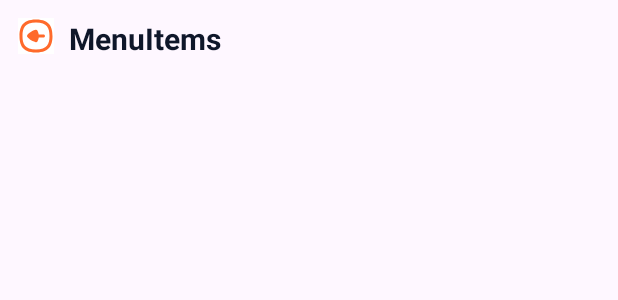
After one commit to NileshKumar2404/Food_Delivery_App, an Android app: the layout activity_menu_item.xml on its own in the app's theme, with its tools: preview values and no code run, on a phone screen of 412 x 824 dp. The commit adds this screen. Shown: the top 300 px of the screen. Run offline under Robolectric (Android 15) with nearby library versions, the light colour scheme and no system bars; network calls fail.

Commit message:
feat: Implement "View All" menu items screen
This commit introduces a new screen that displays all available menu items, allowing users to browse and add items to their cart.

Key changes include:
- Creating `MenuItemActivity` to display a list of all menu items.
- Implementing `MenuAdapter` and `ViewRecommendedWideCardBinding` to render individual menu items in a `RecyclerView`.
- Adding logic to `MenuItemActivity` to fetch all menu items from the backend and handle the "add to cart" functionality for each item.
- Defining a new `getAllMenuItems` endpoint in `ApiService` and creating the corresponding `GetAllMenuItemsModelResponse` data models.
- Adding a "View All" button on the main screen that navigates to the new `MenuItemActivity`.
- Registering `MenuItemActivity` in the `AndroidManifest.xml`.

```diff
--- a/app/src/main/AndroidManifest.xml
+++ b/app/src/main/AndroidManifest.xml
@@ -18,6 +18,9 @@
         android:supportsRtl="true"
         android:theme="@style/Theme.FoodDeliveryApp"
         android:usesCleartextTraffic="true">
+        <activity
+            android:name=".Activity.MenuItemActivity"
+            android:exported="false" />
         <activity
             android:name=".Activity.CartActivity"
             android:exported="false" />
--- a/app/src/main/java/com/example/fooddeliveryapp/Activity/MainActivity.kt
+++ b/app/src/main/java/com/example/fooddeliveryapp/Activity/MainActivity.kt
@@ -102,6 +102,11 @@ class MainActivity : AppCompatActivity() {
 
         binding.cartBtn.setOnClickListener {
             startActivity(Intent(this, CartActivity::class.java))
+            finish()
+        }
+
+        binding.tvRecommendedViewAll.setOnClickListener {
+            startActivity(Intent(this, MenuItemActivity::class.java))
             finish()
         }
     }
--- a/app/src/main/java/com/example/fooddeliveryapp/Routes/ApiService.kt
+++ b/app/src/main/java/com/example/fooddeliveryapp/Routes/ApiService.kt
@@ -7,6 +7,7 @@ import com.example.fooddeliveryapp.DataModel.AddtoCartModelResponse
 import com.example.fooddeliveryapp.DataModel.AddtoCartRequest
 import com.example.fooddeliveryapp.DataModel.DeleteSavedAddressResponse
 import com.example.fooddeliveryapp.DataModel.FeaturedRestaurantResponse
+import com.example.fooddeliveryapp.DataModel.GetAllMenuItemsModelResponse
 import com.example.fooddeliveryapp.DataModel.GetAllRestaurantResponse
 import com.example.fooddeliveryapp.DataModel.GetCartModelResponse
 import com.example.fooddeliveryapp.DataModel.GetListOfFavouritesResponse
@@ -57,4 +58,5 @@ interface ApiService {
     @POST("favourite/add-favourite-menuItem/{menuItemId}") fun addFavouriteMenuItem(@Path("menuItemId") menuItemId: String): Call<AddFavouriteMenuItemResponse>
     @GET("cart/get-cart") fun getCart(): Call<GetCartModelResponse>
     @DELETE("cart/remove-item/{cartItemId}") fun removeItemFromCart(@Path("cartItemId") cartItemId: String): Call<RemoveItemFromCartModelResponse>
+    @GET("menuItem/get-all-menuItems") fun getAllMenuItems(): Call<GetAllMenuItemsModelResponse>
 }
--- /dev/null
+++ b/app/src/main/res/layout/activity_menu_item.xml
@@ -0,0 +1,68 @@
+<?xml version="1.0" encoding="utf-8"?>
+<ScrollView xmlns:android="http://schemas.android.com/apk/res/android"
+    xmlns:app="http://schemas.android.com/apk/res-auto"
+    xmlns:tools="http://schemas.android.com/tools"
+    android:id="@+id/main"
+    android:layout_width="match_parent"
+    android:layout_height="match_parent"
+    tools:context=".Activity.MenuItemActivity">
+
+    <LinearLayout
+        android:layout_width="match_parent"
+        android:layout_height="wrap_content"
+        android:orientation="vertical"
+        android:padding="12dp">
+
+        <LinearLayout
+            android:layout_width="match_parent"
+            android:layout_height="wrap_content"
+            android:orientation="horizontal"
+            android:layout_marginBottom="20dp">
+
+            <ImageButton
+                android:id="@+id/btnBackMenuItem"
+                android:layout_width="24dp"
+                android:layout_height="24dp"
+                android:src="@drawable/back"
+                app:tint="@color/brand_600"
+                android:layout_marginEnd="10dp"
+                android:background="@color/white"/>
+
+            <TextView
+                android:id="@+id/tvMenuItems"
+                android:layout_width="wrap_content"
+                android:layout_height="wrap_content"
+                android:text="MenuItems"
+                android:textColor="@color/ink_900"
+                android:textSize="20sp"
+                android:textStyle="bold"
+                android:layout_marginBottom="16dp"/>
+        </LinearLayout>
+
+        <ProgressBar
+            android:id="@+id/pbMenu"
+            android:layout_width="wrap_content"
+            android:layout_height="wrap_content"
+            android:layout_gravity="center_horizontal|center_vertical"
+            android:indeterminateTint="@color/brand_600"
+            android:visibility="gone"/>
+
+        <androidx.recyclerview.widget.RecyclerView
+            android:id="@+id/rvMenu"
+            android:layout_width="match_parent"
+            android:layout_height="0dp"
+            android:layout_weight="1"
+            android:padding="12dp"
+            android:visibility="gone"/>
+
+        <TextView
+            android:id="@+id/tvMenu"
+            android:layout_width="wrap_content"
+            android:layout_height="wrap_content"
+            android:layout_gravity="center_horizontal|center_vertical"
+            android:text="No Menu Items are found"
+            android:textColor="@color/ink_500"
+            android:textSize="15sp"
+            android:visibility="gone" />
+    </LinearLayout>
+</ScrollView>
```
Also changed, not shown: app/src/main/java/com/example/fooddeliveryapp/Activity/MenuItemActivity.kt (added, +143 -0 lines), app/src/main/java/com/example/fooddeliveryapp/Adapter/MenuAdapter.kt (added, +52 -0 lines), app/src/main/java/com/example/fooddeliveryapp/DataModel/GetAllMenuItemsModel.kt (added, +26 -0 lines).
